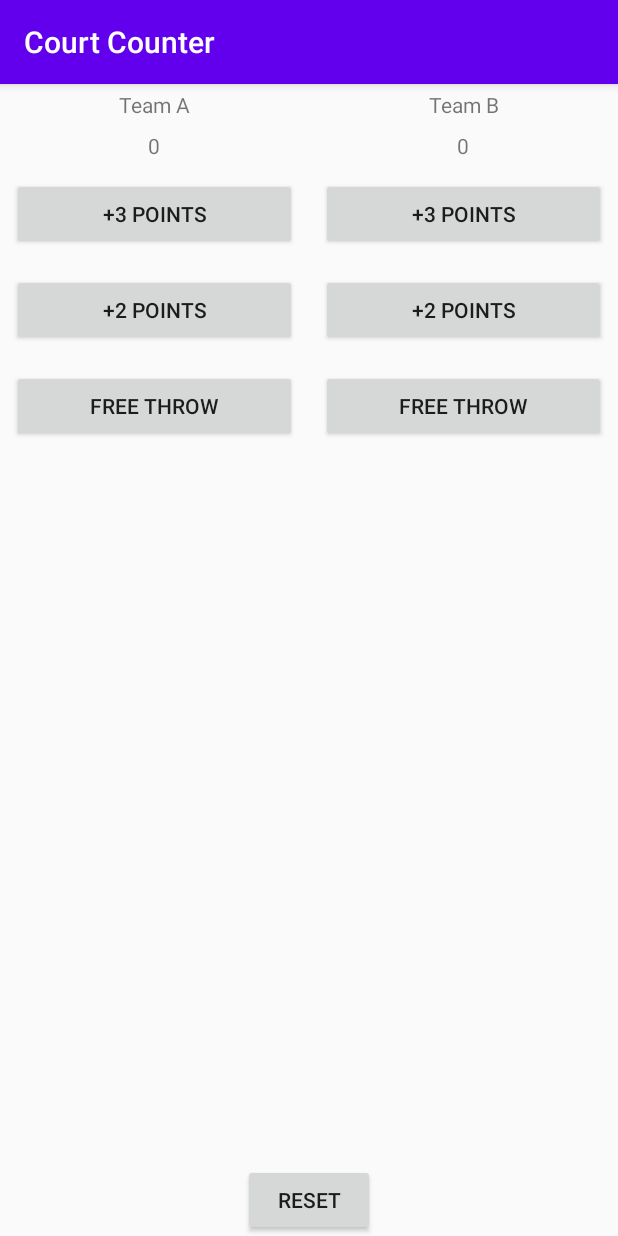
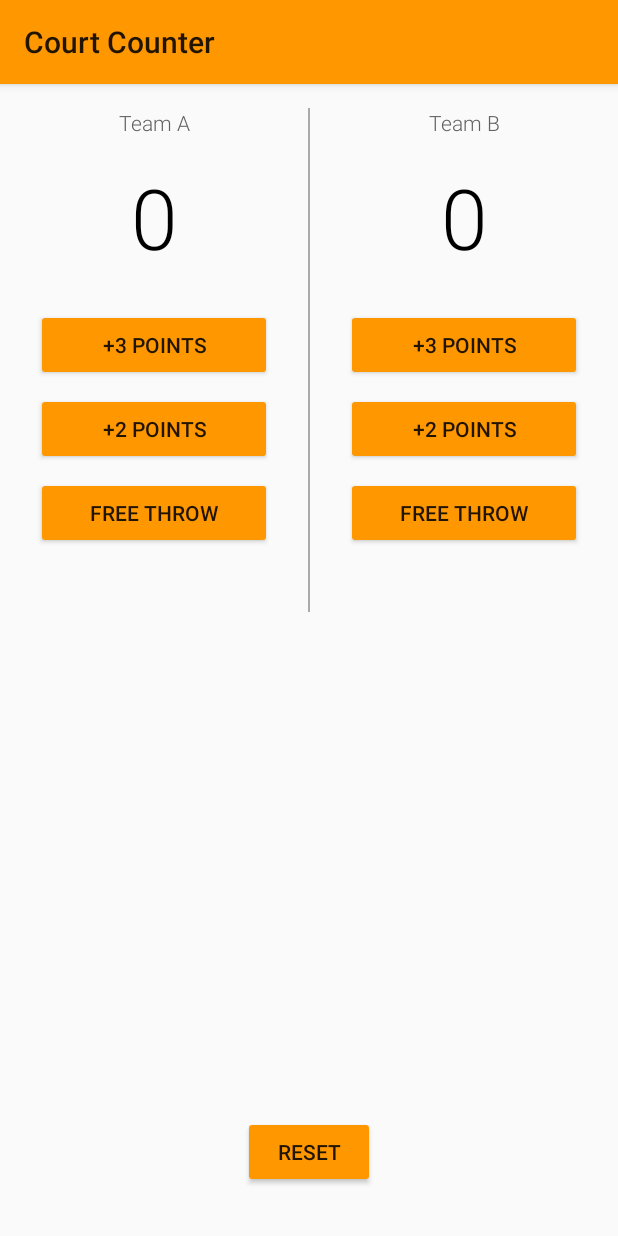
Before and after one commit to gbossjr/Court-Counter, an Android app: the screen it shows after launch (MainActivity), on a phone screen of 412 x 824 dp. Run offline under Robolectric (Android 15) with nearby library versions, the phone set to English and light mode, and no system bars.

Commit message:
updated the app layout xml; the app is complete

```diff
--- a/app/src/main/res/layout/activity_main.xml
+++ b/app/src/main/res/layout/activity_main.xml
@@ -13,29 +13,37 @@
 
         <LinearLayout
             android:layout_width="0dp"
-            android:layout_height="match_parent"
+            android:layout_height="wrap_content"
             android:layout_weight="1"
             android:orientation="vertical">
 
             <TextView
                 android:layout_width="match_parent"
                 android:layout_height="wrap_content"
+                android:fontFamily="sans-serif-light"
                 android:gravity="center_horizontal"
-                android:padding="4dp"
-                android:text="Team A" />
+                android:padding="16dp"
+                android:text="Team A"
+                android:textColor="#616161"
+                android:textSize="14sp" />
 
             <TextView
                 android:id="@+id/team_a_score"
                 android:layout_width="match_parent"
                 android:layout_height="wrap_content"
+                android:fontFamily="sans-serif-light"
                 android:gravity="center_horizontal"
-                android:padding="4dp"
-                android:text="0" />
+                android:paddingBottom="24dp"
+                android:text="0"
+                android:textColor="#000000"
+                android:textSize="56sp" />
 
             <Button
                 android:layout_width="match_parent"
                 android:layout_height="wrap_content"
-                android:layout_margin="8dp"
+                android:layout_marginLeft="24dp"
+                android:layout_marginRight="24dp"
+                android:layout_marginBottom="8dp"
                 android:onClick="threePointsTeamA"
                 android:text="+3 points"
                 android:textAllCaps="true" />
@@ -43,7 +51,9 @@
             <Button
                 android:layout_width="match_parent"
                 android:layout_height="wrap_content"
-                android:layout_margin="8dp"
+                android:layout_marginLeft="24dp"
+                android:layout_marginRight="24dp"
+                android:layout_marginBottom="8dp"
                 android:onClick="twoPointsTeamA"
                 android:text="+2 points"
                 android:textAllCaps="true" />
@@ -51,38 +61,57 @@
             <Button
                 android:layout_width="match_parent"
                 android:layout_height="wrap_content"
-                android:layout_margin="8dp"
+                android:layout_marginLeft="24dp"
+                android:layout_marginRight="24dp"
                 android:onClick="onePointTeamA"
                 android:text="free throw"
                 android:textAllCaps="true" />
 
+
         </LinearLayout>
+
+        <View
+            android:layout_width="1dp"
+            android:layout_height="336dp"
+            android:background="@android:color/darker_gray"
+            android:layout_marginTop="16dp">
+
+        </View>
+
 
         <LinearLayout
             android:layout_width="0dp"
-            android:layout_height="match_parent"
+            android:layout_height="wrap_content"
             android:layout_weight="1"
             android:orientation="vertical">
 
             <TextView
                 android:layout_width="match_parent"
                 android:layout_height="wrap_content"
+                android:fontFamily="sans-serif-light"
                 android:gravity="center_horizontal"
-                android:padding="4dp"
-                android:text="Team B" />
+                android:padding="16dp"
+                android:text="Team B"
+                android:textColor="#616161"
+                android:textSize="14sp" />
 
             <TextView
                 android:id="@+id/team_b_score"
                 android:layout_width="match_parent"
                 android:layout_height="wrap_content"
+                android:fontFamily="sans-serif-light"
                 android:gravity="center_horizontal"
-                android:padding="4dp"
-                android:text="0" />
+                android:paddingBottom="24dp"
+                android:text="0"
+                android:textColor="#000000"
+                android:textSize="56sp" />
 
             <Button
                 android:layout_width="match_parent"
                 android:layout_height="wrap_content"
-                android:layout_margin="8dp"
+                android:layout_marginLeft="24dp"
+                android:layout_marginRight="24dp"
+                android:layout_marginBottom="8dp"
                 android:onClick="threePointsTeamB"
                 android:text="+3 points"
                 android:textAllCaps="true" />
@@ -90,7 +119,9 @@
             <Button
                 android:layout_width="match_parent"
                 android:layout_height="wrap_content"
-                android:layout_margin="8dp"
+                android:layout_marginLeft="24dp"
+                android:layout_marginRight="24dp"
+                android:layout_marginBottom="8dp"
                 android:onClick="twoPointsTeamB"
                 android:text="+2 points"
                 android:textAllCaps="true" />
@@ -98,12 +129,14 @@
             <Button
                 android:layout_width="match_parent"
                 android:layout_height="wrap_content"
-                android:layout_margin="8dp"
+                android:layout_marginLeft="24dp"
+                android:layout_marginRight="24dp"
                 android:onClick="onePointTeamB"
                 android:text="free throw"
                 android:textAllCaps="true" />
 
         </LinearLayout>
+
     </LinearLayout>
 
 
@@ -112,9 +145,9 @@
         android:layout_height="wrap_content"
         android:layout_alignParentBottom="true"
         android:layout_centerInParent="true"
+        android:layout_marginBottom="32dp"
         android:onClick="resetScores"
         android:text="reset"
         android:textAllCaps="true" />
 
-
 </RelativeLayout>
--- a/app/src/main/res/values/styles.xml
+++ b/app/src/main/res/values/styles.xml
@@ -1,11 +1,9 @@
 <resources>
-
     <!-- Base application theme. -->
-    <style name="AppTheme" parent="Theme.AppCompat.Light.DarkActionBar">
-        <!-- Customize your theme here. -->
-        <item name="colorPrimary">@color/colorPrimary</item>
-        <item name="colorPrimaryDark">@color/colorPrimaryDark</item>
-        <item name="colorAccent">@color/colorAccent</item>
+    <style name="AppTheme" parent="Theme.AppCompat.Light">
+        <!-- Primary theme color of the app (sets background color of app bar) -->
+        <item name="colorPrimary">#FF9800</item>
+        <!-- Background color of buttons in the app -->
+        <item name="colorButtonNormal">#FF9800</item>
     </style>
-
 </resources>
```
